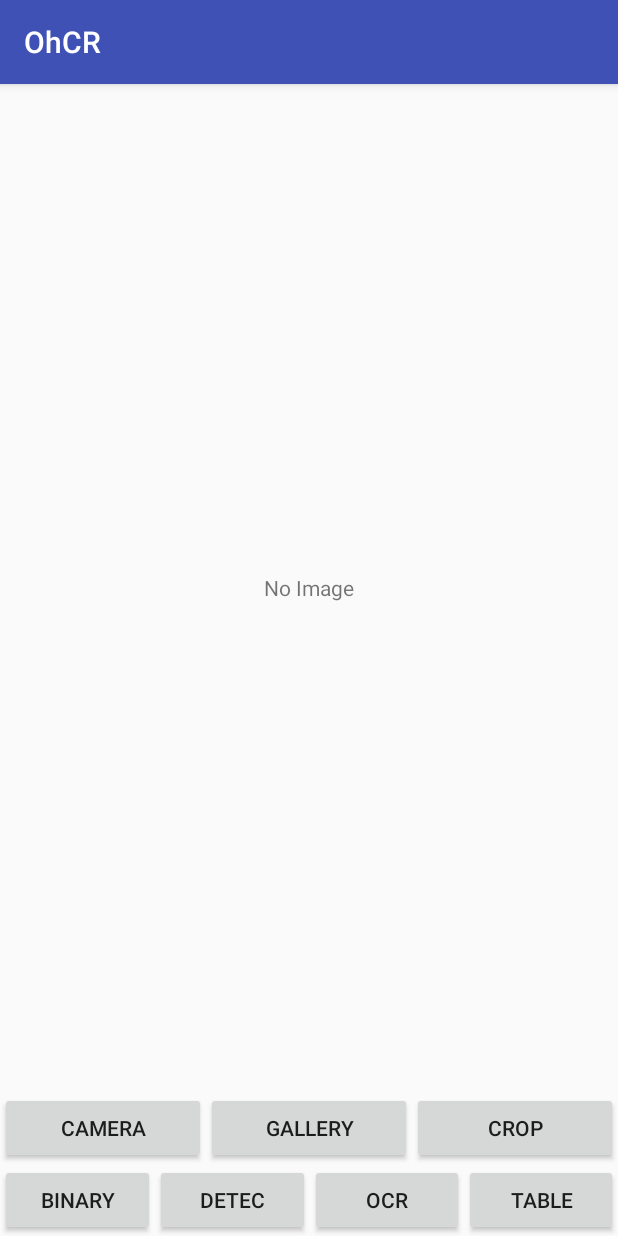
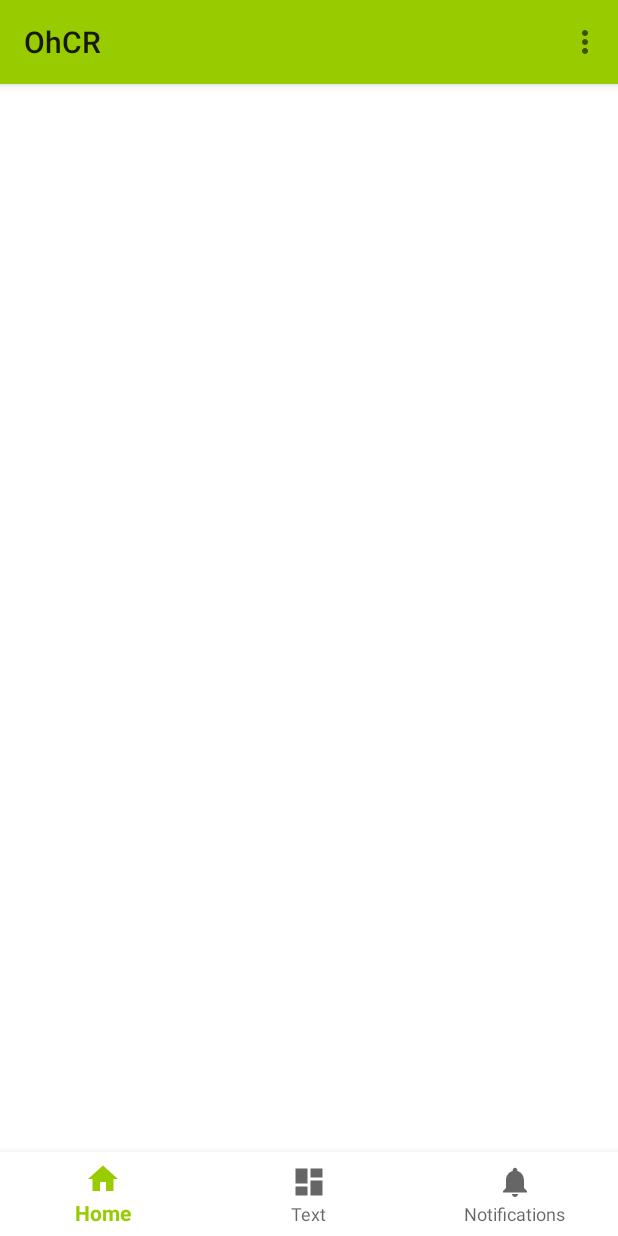
Before and after one commit to haoxu13/OhCR, an Android app: the screen it shows after launch (MainActivity), on a phone screen of 412 x 824 dp. Run offline under Robolectric (Android 15) with nearby library versions, the phone set to English and light mode, and no system bars; libraries missing offline, so code that uses them is left out: com.googlecode.tesseract, com.theartofdev.edmodo; 1 statement that could not run was skipped.

Commit message:
apply swt words detect

```diff
--- a/app/build.gradle
+++ b/app/build.gradle
@@ -41,8 +41,10 @@ dependencies {
     androidTestCompile('com.android.support.test.espresso:espresso-core:2.2.2', {
         exclude group: 'com.android.support', module: 'support-annotations'
     })
-    compile 'com.android.support:appcompat-v7:25.1.1'
+    compile 'com.android.support:appcompat-v7:25.3.1'
     compile 'com.theartofdev.edmodo:android-image-cropper:2.3.+'
+    compile 'com.android.support.constraint:constraint-layout:1.0.1'
+    compile 'com.android.support:design:25.3.1'
     testCompile 'junit:junit:4.12'
     compile 'com.rmtheis:tess-two:6.2.0'
     compile project(':openCVLibrary320')
--- a/app/src/main/java/top/haoxu13/ohcr/MainActivity.java
+++ b/app/src/main/java/top/haoxu13/ohcr/MainActivity.java
@@ -2,11 +2,13 @@ package top.haoxu13.ohcr;
 
 import java.io.File;
 import java.io.IOException;
-//import java.util.Arrays;
 import java.lang.*;
 
+import android.os.AsyncTask;
+import android.support.annotation.NonNull;
+import android.support.design.widget.BottomNavigationView;
 import android.support.v7.app.AppCompatActivity;
-//import android.app.Activity;
+import android.support.v7.widget.Toolbar;
 import android.content.Intent;
 import android.graphics.Bitmap;
 import android.graphics.BitmapFactory;
@@ -15,13 +17,14 @@ import android.os.Bundle;
 import android.os.Environment;
 import android.provider.MediaStore;
 import android.util.Log;
-import android.view.View;
-import android.widget.Button;
+import android.view.Menu;
+import android.view.MenuItem;
+import android.widget.EditText;
 import android.widget.ImageView;
-import android.widget.TextView;
 import android.app.AlertDialog;
 import android.content.DialogInterface;
 import android.database.Cursor;
+import android.widget.ViewFlipper;
 
 import com.googlecode.tesseract.android.TessBaseAPI;
 
@@ -29,13 +32,8 @@ import com.theartofdev.edmodo.cropper.CropImageView;
 import com.theartofdev.edmodo.cropper.CropImage;
 
 import org.opencv.android.Utils;
-//import org.opencv.core.Core;
 import org.opencv.core.Mat;
-//import org.opencv.core.Size;
 import org.opencv.imgproc.Imgproc;
-import org.opencv.core.CvType;
-
-
 
 public class MainActivity extends AppCompatActivity {
 
@@ -43,64 +41,51 @@ public class MainActivity extends AppCompatActivity {
         System.loadLibrary("opencv_java3");
     }
 
-    protected Button _button;
+    protected EditText _editText;
     protected ImageView _image;
-    protected TextView _field;
     protected String _path;
     protected boolean _taken;
-    protected Button _ocr_button;
-    protected Button _crop_button;
-    protected Button _gallery_button;
-    protected Button _bi_button;
-    protected Button _detect_button;
-    protected Button _table_button;
     protected static final String PHOTO_TAKEN = "photo_taken";
     protected int RESULT_LOAD_IMAGE;
     protected Uri _image_uri;
-    protected Bitmap _bitmap;
+    protected static Bitmap _bitmap;
+    protected static String recognizedText;
 
+    private BottomNavigationView.OnNavigationItemSelectedListener mOnNavigationItemSelectedListener
+            = new BottomNavigationView.OnNavigationItemSelectedListener() {
+
+        @Override
+        public boolean onNavigationItemSelected(@NonNull MenuItem item) {
+
+            ViewFlipper vf = (ViewFlipper)findViewById(R.id.vf);
+
+            switch (item.getItemId()) {
+                case R.id.navigation_home:
+                    vf.setDisplayedChild(0);
+                    return true;
+                case R.id.navigation_dashboard:
+                    vf.setDisplayedChild(1);
+                    return true;
+                case R.id.navigation_notifications:
+                    return true;
+            }
+            return false;
+        }
+
+    };
 
     @Override
     protected void onCreate(Bundle savedInstanceState) {
         super.onCreate(savedInstanceState);
         setContentView(R.layout.activity_main);
 
+        BottomNavigationView navigation = (BottomNavigationView) findViewById(R.id.navigation);
+        navigation.setOnNavigationItemSelectedListener(mOnNavigationItemSelectedListener);
+
+        Toolbar toolbar = (Toolbar) findViewById(R.id.toolbar);
+        setSupportActionBar(toolbar);
+
         _image = (ImageView) findViewById(R.id.image);
-        _field = (TextView) findViewById(R.id.field);
-
-        _button = (Button) findViewById(R.id.button);
-        _button.setOnClickListener(new PhotoButtonClickHandler());
-
-        _ocr_button = (Button) findViewById(R.id.ocr_button);
-        _ocr_button.setOnClickListener(new OcrButtonClickHandler());
-
-        _crop_button = (Button) findViewById(R.id.crop_button);
-        _crop_button.setOnClickListener(new View.OnClickListener() {
-            @Override
-            public void onClick(View v) {
-                CropImage.activity(_image_uri)
-                        .setGuidelines(CropImageView.Guidelines.ON)
-                        .start(MainActivity.this);
-            }
-        });
-
-        _gallery_button = (Button) findViewById(R.id.gallery_button);
-        _gallery_button.setOnClickListener(new View.OnClickListener() {
-            @Override
-            public void onClick(View v) {
-                Intent i = new Intent(Intent.ACTION_PICK, android.provider.MediaStore.Images.Media.EXTERNAL_CONTENT_URI);
-                startActivityForResult(i, RESULT_LOAD_IMAGE);
-            }
-        });
-
-        _bi_button = (Button) findViewById(R.id.bi_button);
-        _bi_button.setOnClickListener(new BiButtonClickHandler());
-
-        _detect_button = (Button) findViewById(R.id.detec_button);
-        _detect_button.setOnClickListener(new DetectButtonClickHandler());
-
-        _table_button = (Button) findViewById(R.id.table_button);
-        _table_button.setOnClickListener(new TableButtonClickHandler());
 
         File folder = new File(Environment.getExternalStorageDirectory() + "/OhCR");
         if (!folder.exists()) {
@@ -108,13 +93,8 @@ public class MainActivity extends AppCompatActivity {
             folder.mkdir();
         }
         _path = folder + "/OhCR_photo.jpg";
-    }
 
-    public class PhotoButtonClickHandler implements View.OnClickListener {
-        public void onClick(View view) {
-            Log.i("MakeMachine", "PhotoButtonClickHandler.onClick()");
-            startCameraActivity();
-        }
+        _editText = (EditText) findViewById(R.id.edittext);
     }
 
     protected void startCameraActivity() {
@@ -129,16 +109,46 @@ public class MainActivity extends AppCompatActivity {
     }
 
 
-    public class OcrButtonClickHandler implements View.OnClickListener {
-        public void onClick(View view) {
-            Log.i("MakeMachine", "OcrButtonClickHandler.onClick()");
-            startOcrActivity();
+    private class OcrTask extends AsyncTask<Bitmap, String, String> {
+        protected String doInBackground(Bitmap... bitmap) {
+            String result;
+            Log.i("Ocr", "OcrButtonClickHandler.onClick()");
+            TessBaseAPI baseApi = new TessBaseAPI();
+            Log.i("MakeMachine", "TessBaseAPI()");
+            baseApi.init(Environment.getExternalStorageDirectory() + "/", "chi_sim", baseApi.OEM_DEFAULT);
+            baseApi.setImage(bitmap[0]);
+            result = baseApi.getUTF8Text();
+            baseApi.end();
+            return  result;
+        }
+
+        protected void onPostExecute(String result) {
+            _editText.setText(result);
         }
     }
 
-    // Binarize
-    public class BiButtonClickHandler implements View.OnClickListener {
-        public void onClick(View view) {
+    public void startOcrHandler() {
+        long tStart = System.currentTimeMillis();
+
+        new OcrTask().execute(_bitmap);
+
+        long tEnd = System.currentTimeMillis();
+        long tDelta = tEnd - tStart;
+        double elapsedSeconds = tDelta / 1000.0;
+
+        AlertDialog alertDialog = new AlertDialog.Builder(MainActivity.this).create();
+        alertDialog.setTitle("Reslut");
+        alertDialog.setMessage("time:" + elapsedSeconds + "s\n" + recognizedText);
+        alertDialog.setButton(AlertDialog.BUTTON_NEUTRAL, "OK",
+                new DialogInterface.OnClickListener() {
+                    public void onClick(DialogInterface dialog, int which) {
+                        dialog.dismiss();
+                    }
+                });
+        alertDialog.show();
+    }
+
+    public void startBinarize() {
         Bitmap bitmap = _bitmap.copy(_bitmap.getConfig(), true);
 
         Mat imgMAT = new Mat();
@@ -160,11 +170,8 @@ public class MainActivity extends AppCompatActivity {
 
         _bitmap = bitmap;
     }
-    }
 
-    // Text Detection
-    public class DetectButtonClickHandler implements View.OnClickListener {
-        public void onClick(View view) {
+    public void startTextDetection() {
         long tStart = System.currentTimeMillis();
 
         Bitmap bitmap = _bitmap.copy(_bitmap.getConfig(), true);
@@ -174,16 +181,9 @@ public class MainActivity extends AppCompatActivity {
         Imgproc.cvtColor(imgMAT, imgMAT, Imgproc.COLOR_BGR2GRAY);
 
         TextDetection my_textdetec = new TextDetection();
-            imgMAT = my_textdetec.SWTtextDetection(imgMAT);
-            //imgMAT = my_textdetec.MSER_Detection(imgMAT);
-            //imgMAT = my_textdetec.swtFindRect_C(imgMAT);
-            //imgMAT = my_textdetec.getSWTImage_C(imgMAT);
-            //imgMAT = my_textdetec.TestRead_C(imgMAT);
+        imgMAT = my_textdetec.swtFindRect_C(imgMAT);
 
         Utils.matToBitmap(imgMAT, bitmap);
-
-            //TextDetection my_textdetec = new TextDetection();
-            //bitmap = my_textdetec.tessDetection(bitmap);
 
         _image.setImageBitmap(bitmap);
 
@@ -200,14 +200,9 @@ public class MainActivity extends AppCompatActivity {
                     }
                 });
         alertDialog.show();
-
-        }
     }
 
-
-    // Table Detection
-    public class TableButtonClickHandler implements View.OnClickListener {
-        public void onClick(View view) {
+    public void startTableDetection() {
         TableDetection tb = new TableDetection();
         Bitmap bitmap = _bitmap.copy(_bitmap.getConfig(), true);
 
@@ -215,38 +210,22 @@ public class MainActivity extends AppCompatActivity {
         Utils.bitmapToMat(bitmap, imgMAT);
         Imgproc.cvtColor(imgMAT, imgMAT, Imgproc.COLOR_BGR2GRAY);
 
-            imgMAT = tb.maskLine(imgMAT);
+        imgMAT = tb.HoughlineDetect(imgMAT);
 
         Utils.matToBitmap(imgMAT, bitmap);
 
         _image.setImageBitmap(bitmap);
     }
-    }
 
-
-    // OCR
-    protected void startOcrActivity() {
+    protected String getOcrResult(Bitmap bitmap) {
         TessBaseAPI baseApi = new TessBaseAPI();
         Log.i("MakeMachine", "TessBaseAPI()");
         baseApi.init(Environment.getExternalStorageDirectory() + "/", "chi_sim", baseApi.OEM_DEFAULT);
-        baseApi.setImage(_bitmap);
-        long tStart = System.currentTimeMillis();
+        baseApi.setImage(bitmap);
         String recognizedText = baseApi.getUTF8Text();
-        long tEnd = System.currentTimeMillis();
-        long tDelta = tEnd - tStart;
-        double elapsedSeconds = tDelta / 1000.0;
         baseApi.end();
 
-        AlertDialog alertDialog = new AlertDialog.Builder(MainActivity.this).create();
-        alertDialog.setTitle("Reslut");
-        alertDialog.setMessage("time:" + elapsedSeconds + "s\n" + recognizedText);
-        alertDialog.setButton(AlertDialog.BUTTON_NEUTRAL, "OK",
-                new DialogInterface.OnClickListener() {
-                    public void onClick(DialogInterface dialog, int which) {
-                        dialog.dismiss();
-                    }
-                });
-        alertDialog.show();
+        return recognizedText;
     }
 
     @Override
@@ -256,7 +235,6 @@ public class MainActivity extends AppCompatActivity {
             case 0:
                 Log.i("MakeMachine", "User cancelled");
                 break;
-
             case -1:
                 onPhotoTaken();
                 break;
@@ -310,8 +288,48 @@ public class MainActivity extends AppCompatActivity {
         Bitmap bitmap = BitmapFactory.decodeFile(_path, options);
 
         _image.setImageBitmap(bitmap);
-
-        _field.setVisibility(View.GONE);
     }
 
+
+    @Override
+    public boolean onCreateOptionsMenu(Menu menu) {
+        // Inflate the menu; this adds items to the action bar if it is present.
+        getMenuInflater().inflate(R.menu.menu_main, menu);
+        return true;
     }
+
+    @Override
+    public boolean onOptionsItemSelected(MenuItem item) {
+        // Handle item selection
+        switch (item.getItemId()) {
+            case R.id.action_camera:
+                Log.i("MakeMachine", "startCameraActivity");
+                startCameraActivity();
+                return true;
+            case R.id.action_gallery:
+                Log.i("MakeMachine", "Gallery");
+                Intent i = new Intent(Intent.ACTION_PICK, android.provider.MediaStore.Images.Media.EXTERNAL_CONTENT_URI);
+                startActivityForResult(i, RESULT_LOAD_IMAGE);
+                return true;
+            case R.id.action_binary:
+                startBinarize();
+                return true;
+            case R.id.action_crop:
+                CropImage.activity(_image_uri)
+                        .setGuidelines(CropImageView.Guidelines.ON)
+                        .start(MainActivity.this);
+                return true;
+            case R.id.action_ocr:
+                startOcrHandler();
+                return true;
+            case R.id.action_table:
+                startTableDetection();
+                return true;
+            case R.id.action_text:
+                startTextDetection();
+                return true;
+            default:
+                return super.onOptionsItemSelected(item);
+        }
+    }
+}
--- /dev/null
+++ b/app/src/main/res/drawable/ic_dashboard_black_24dp.xml
@@ -0,0 +1,9 @@
+<vector xmlns:android="http://schemas.android.com/apk/res/android"
+    android:width="24dp"
+    android:height="24dp"
+    android:viewportHeight="24.0"
+    android:viewportWidth="24.0">
+    <path
+        android:fillColor="#FF000000"
+        android:pathData="M3,13h8L11,3L3,3v10zM3,21h8v-6L3,15v6zM13,21h8L21,11h-8v10zM13,3v6h8L21,3h-8z" />
+</vector>
--- /dev/null
+++ b/app/src/main/res/drawable/ic_home_black_24dp.xml
@@ -0,0 +1,9 @@
+<vector xmlns:android="http://schemas.android.com/apk/res/android"
+    android:width="24dp"
+    android:height="24dp"
+    android:viewportHeight="24.0"
+    android:viewportWidth="24.0">
+    <path
+        android:fillColor="#FF000000"
+        android:pathData="M10,20v-6h4v6h5v-8h3L12,3 2,12h3v8z" />
+</vector>
--- /dev/null
+++ b/app/src/main/res/drawable/ic_notifications_black_24dp.xml
@@ -0,0 +1,9 @@
+<vector xmlns:android="http://schemas.android.com/apk/res/android"
+    android:width="24dp"
+    android:height="24dp"
+    android:viewportHeight="24.0"
+    android:viewportWidth="24.0">
+    <path
+        android:fillColor="#FF000000"
+        android:pathData="M12,22c1.1,0 2,-0.9 2,-2h-4c0,1.1 0.89,2 2,2zM18,16v-5c0,-3.07 -1.64,-5.64 -4.5,-6.32L13.5,4c0,-0.83 -0.67,-1.5 -1.5,-1.5s-1.5,0.67 -1.5,1.5v0.68C7.63,5.36 6,7.92 6,11v5l-2,2v1h16v-1l-2,-2z" />
+</vector>
--- a/app/src/main/res/layout/activity_main.xml
+++ b/app/src/main/res/layout/activity_main.xml
@@ -1,81 +1,51 @@
 <?xml version="1.0" encoding="utf-8"?>
 <LinearLayout xmlns:android="http://schemas.android.com/apk/res/android"
-    android:orientation="vertical"
-    android:layout_width="fill_parent"
-    android:layout_height="fill_parent"
-    android:gravity="center_horizontal|center_vertical">
+              xmlns:app="http://schemas.android.com/apk/res-auto"
+              xmlns:tools="http://schemas.android.com/tools"
+              android:id="@+id/container"
+              android:layout_width="match_parent"
+              android:layout_height="match_parent"
+              android:orientation="vertical"
+              tools:context="top.haoxu13.ohcr.MainActivity">
 
-        <RelativeLayout android:layout_width="fill_parent"
+    <android.support.design.widget.AppBarLayout
+        android:layout_width="match_parent"
         android:layout_height="wrap_content"
-        android:layout_weight="6"
-        android:gravity="center_horizontal|center_vertical">
+        tools:context="top.haoxu13.ohcr.MainActivity">
 
-        <TextView android:id="@+id/field"
-            android:layout_width="fill_parent"
-            android:layout_height="wrap_content"
-            android:text="No Image"
-            android:gravity="center_horizontal"/>
+        <android.support.v7.widget.Toolbar
+            android:id="@+id/toolbar"
+            android:layout_width="match_parent"
+            android:layout_height="?attr/actionBarSize"
+            android:background="?attr/colorPrimary"
+            app:popupTheme="@style/AppTheme.PopupOverlay" />
 
-        <ImageView android:id="@+id/image"
-            android:layout_width="fill_parent"
-            android:layout_height="wrap_content"/>
+    </android.support.design.widget.AppBarLayout>
+
+
+    <RelativeLayout android:layout_width="fill_parent"
+                    android:layout_height="wrap_content"
+                    android:layout_weight="6"
+                    android:gravity="center_horizontal|center_vertical">
+
+        <ViewFlipper xmlns:android="http://schemas.android.com/apk/res/android"
+                     android:id="@+id/vf"
+                     android:layout_width="fill_parent"
+                     android:layout_height="wrap_content" >
+
+            <include android:id="@+id/image_layout" layout="@layout/image_layout" />
+            <include android:id="@+id/textarea_layout" layout="@layout/textarea_layout" />
+
+        </ViewFlipper>
 
     </RelativeLayout>
 
-    <LinearLayout
+    <android.support.design.widget.BottomNavigationView
+        android:id="@+id/navigation"
         android:layout_width="match_parent"
         android:layout_height="wrap_content"
-        android:orientation="horizontal" >
-
-        <Button android:id="@+id/button"
-        android:layout_width="fill_parent"
-        android:layout_height="wrap_content"
-        android:text="Camera"
-        android:layout_weight="1"/>
-
-        <Button android:id="@+id/gallery_button"
-         android:layout_width="fill_parent"
-         android:layout_height="wrap_content"
-         android:text="gallery"
-         android:layout_weight="1"/>
-
-        <Button android:id="@+id/crop_button"
-            android:layout_width="fill_parent"
-            android:layout_height="wrap_content"
-            android:text="crop"
-            android:layout_weight="1" />
-
-    </LinearLayout>
-
-    <LinearLayout
-        android:layout_width="match_parent"
-        android:layout_height="wrap_content"
-        android:orientation="horizontal" >
-
-        <Button android:id="@+id/bi_button"
-            android:layout_width="fill_parent"
-            android:layout_height="wrap_content"
-            android:text="binary"
-            android:layout_weight="1"/>
-        <Button android:id="@+id/detec_button"
-            android:layout_width="fill_parent"
-            android:layout_height="wrap_content"
-            android:text="Detec"
-            android:layout_weight="1"/>
-
-        <Button android:id="@+id/ocr_button"
-            android:layout_width="fill_parent"
-            android:layout_height="wrap_content"
-            android:text="OCR"
-            android:layout_weight="1"/>
-
-        <Button android:id="@+id/table_button"
-            android:layout_width="fill_parent"
-            android:layout_height="wrap_content"
-            android:text="Table"
-            android:layout_weight="1"/>
-
-    </LinearLayout>
-
+        android:layout_gravity="bottom"
+        android:background="?android:attr/windowBackground"
+        app:menu="@menu/navigation" />
 
 </LinearLayout>
--- /dev/null
+++ b/app/src/main/res/layout/image_layout.xml
@@ -0,0 +1,11 @@
+<?xml version="1.0" encoding="utf-8"?>
+<LinearLayout xmlns:android="http://schemas.android.com/apk/res/android"
+              android:orientation="vertical"
+              android:layout_width="match_parent"
+              android:layout_height="match_parent">
+
+    <ImageView android:id="@+id/image"
+               android:layout_width="fill_parent"
+               android:layout_height="wrap_content"/>
+
+</LinearLayout>
--- /dev/null
+++ b/app/src/main/res/menu/menu_main.xml
@@ -0,0 +1,49 @@
+<?xml version="1.0" encoding="utf-8"?>
+<menu xmlns:android="http://schemas.android.com/apk/res/android"
+      xmlns:app="http://schemas.android.com/apk/res-auto"
+      xmlns:tools="http://schemas.android.com/tools"
+      tools:context="top.haoxu13.testproject.MainActivity">
+
+    <item
+        android:id="@+id/action_camera"
+        android:orderInCategory="100"
+        android:title="@string/action_camera"
+        app:showAsAction="never" />
+
+    <item
+        android:id="@+id/action_gallery"
+        android:orderInCategory="100"
+        android:title="@string/action_gallery"
+        app:showAsAction="never" />
+
+    <item
+        android:id="@+id/action_crop"
+        android:orderInCategory="100"
+        android:title="@string/action_crop"
+        app:showAsAction="never" />
+
+    <item
+        android:id="@+id/action_ocr"
+        android:orderInCategory="100"
+        android:title="@string/action_ocr"
+        app:showAsAction="never" />
+
+    <item
+        android:id="@+id/action_table"
+        android:orderInCategory="100"
+        android:title="@string/action_table"
+        app:showAsAction="never" />
+
+    <item
+        android:id="@+id/action_text"
+        android:orderInCategory="100"
+        android:title="@string/action_text"
+        app:showAsAction="never" />
+
+    <item
+        android:id="@+id/action_binary"
+        android:orderInCategory="100"
+        android:title="@string/action_binary"
+        app:showAsAction="never" />
+
+</menu>
--- /dev/null
+++ b/app/src/main/res/menu/navigation.xml
@@ -0,0 +1,19 @@
+<?xml version="1.0" encoding="utf-8"?>
+<menu xmlns:android="http://schemas.android.com/apk/res/android">
+
+    <item
+        android:id="@+id/navigation_home"
+        android:icon="@drawable/ic_home_black_24dp"
+        android:title="@string/title_home" />
+
+    <item
+        android:id="@+id/navigation_dashboard"
+        android:icon="@drawable/ic_dashboard_black_24dp"
+        android:title="@string/title_dashboard" />
+
+    <item
+        android:id="@+id/navigation_notifications"
+        android:icon="@drawable/ic_notifications_black_24dp"
+        android:title="@string/title_notifications" />
+
+</menu>
--- a/app/src/main/res/values/dimens.xml
+++ b/app/src/main/res/values/dimens.xml
@@ -2,4 +2,5 @@
     <!-- Default screen margins, per the Android Design guidelines. -->
     <dimen name="activity_horizontal_margin">16dp</dimen>
     <dimen name="activity_vertical_margin">16dp</dimen>
+    <dimen name="fab_margin">16dp</dimen>
 </resources>
--- a/app/src/main/res/values/strings.xml
+++ b/app/src/main/res/values/strings.xml
@@ -1,4 +1,14 @@
 <?xml version="1.0" encoding="utf-8"?>
 <resources>
     <string name="app_name">OhCR</string>
+    <string name="action_camera">Camera</string>
+    <string name="action_gallery">Gallery</string>
+    <string name="action_crop">Crop</string>
+    <string name="action_ocr">Ocr</string>
+    <string name="action_table">Detec Table</string>
+    <string name="action_text">Detec Text</string>
+    <string name="action_binary">Binarize</string>
+    <string name="title_home">Home</string>
+    <string name="title_dashboard">Text</string>
+    <string name="title_notifications">Notifications</string>
 </resources>
--- a/app/src/main/res/values/styles.xml
+++ b/app/src/main/res/values/styles.xml
@@ -3,9 +3,19 @@
     <!-- Base application theme. -->
     <style name="AppTheme" parent="Theme.AppCompat.Light.DarkActionBar">
         <!-- Customize your theme here. -->
-        <item name="colorPrimary">@color/colorPrimary</item>
-        <item name="colorPrimaryDark">@color/colorPrimaryDark</item>
-        <item name="colorAccent">@color/colorAccent</item>
+        <item name="colorPrimary">@android:color/holo_green_light</item>
+        <item name="colorPrimaryDark">@android:color/holo_green_light</item>
+        <item name="colorAccent">@android:color/holo_orange_dark</item>
+        <item name="android:colorBackground">@android:color/background_light</item>
     </style>
 
+    <style name="AppTheme.NoActionBar">
+        <item name="windowActionBar">false</item>
+        <item name="windowNoTitle">true</item>
+    </style>
+
+    <style name="AppTheme.AppBarOverlay" parent="ThemeOverlay.AppCompat.Dark.ActionBar" />
+
+    <style name="AppTheme.PopupOverlay" parent="ThemeOverlay.AppCompat.Light" />
+
 </resources>
```
Also changed, not shown: app/src/main/AndroidManifest.xml (+4 -3 lines), app/src/main/java/top/haoxu13/ohcr/TableDetection.java (+141 -37 lines), app/src/main/java/top/haoxu13/ohcr/TextDetection.java (+24 -35 lines), app/src/main/res/layout/textarea_layout.xml (added, +19 -0 lines), 5 other files. Lines whose indentation alone changed are shown as unchanged.
